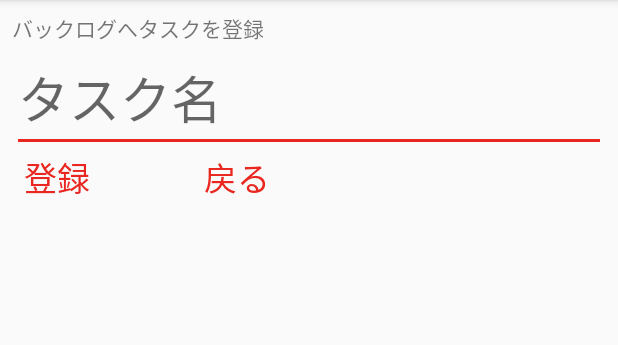
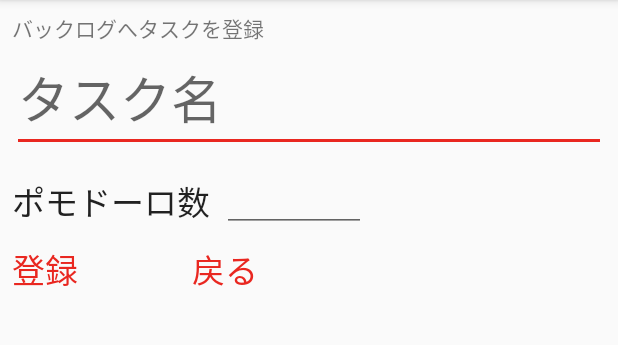
Before and after one commit to mochoi999/Pomer, an Android app: the RegisterEditTaskActivity screen opened directly, with no data from a screen before it, on a phone screen of 412 x 824 dp, the part 84-429 px from its top. Run offline under Robolectric (Android 15) with nearby library versions, the phone set to English and light mode, and no system bars; our stand-ins replace data binding; libraries missing offline, so code that uses them is left out: io.realm, io.realm.annotations; 4 statements that could not run were skipped.

```diff
--- a/app/src/main/AndroidManifest.xml
+++ b/app/src/main/AndroidManifest.xml
@@ -27,6 +27,8 @@
             android:screenOrientation="portrait"/>
         <activity android:name="com.mochoi.pomer.view.BacklogActivity"
             android:screenOrientation="portrait"/>
+        <activity android:name=".view.TimerActivity"
+            android:screenOrientation="portrait"/>
     </application>
 
 </manifest>
--- a/app/src/main/java/com/mochoi/pomer/model/FindTaskService.java
+++ b/app/src/main/java/com/mochoi/pomer/model/FindTaskService.java
@@ -32,12 +32,14 @@ public class FindTaskService {
     }
 
     public Task findById(long id){
+        //FIXME 詰め直ししたくない
         Task results = realm.where(Task.class)
                 .equalTo("id", id)
                 .findFirst();
         Task task = new Task();
         task.id = id;
         task.taskName = results.taskName;
+        task.forecastPomo = results.forecastPomo;
         return task;
     }
 
--- a/app/src/main/java/com/mochoi/pomer/model/RegisterModTaskService.java
+++ b/app/src/main/java/com/mochoi/pomer/model/RegisterModTaskService.java
@@ -1,4 +1,6 @@
 package com.mochoi.pomer.model;
+
+import android.util.Log;
 
 import io.realm.Realm;
 import io.realm.RealmResults;
@@ -38,6 +40,7 @@ public class RegisterModTaskService {
         realm.beginTransaction();
         Task result = realm.where(Task.class).equalTo("id", task.id).findFirst();
         result.taskName = task.taskName;
+        result.forecastPomo = task.forecastPomo;
         realm.commitTransaction();
     }
 
--- a/app/src/main/java/com/mochoi/pomer/model/Task.java
+++ b/app/src/main/java/com/mochoi/pomer/model/Task.java
@@ -14,4 +14,5 @@ public class Task extends RealmObject {
     public int taskKind = TaskKind.BackLog.getValue();
     public boolean isWorking = false;
     public boolean isFinished = false;
+    public String forecastPomo = "";
 }
--- a/app/src/main/java/com/mochoi/pomer/view/BacklogTaskRecyclerViewAdapter.java
+++ b/app/src/main/java/com/mochoi/pomer/view/BacklogTaskRecyclerViewAdapter.java
@@ -85,7 +85,7 @@ public class BacklogTaskRecyclerViewAdapter extends RecyclerView.Adapter<Backlog
                                 public void onClick(DialogInterface dialog, int id) {
                                     vm.removeTask(binding.getItem().task.get().id);
                                     activity.showNotification("削除しました");
-                                    vm.setUpTaskList();
+                                    vm.refreshTaskList();
                                 }
                             });
                     builder.show();
--- a/app/src/main/java/com/mochoi/pomer/viewmodel/BacklogVM.java
+++ b/app/src/main/java/com/mochoi/pomer/viewmodel/BacklogVM.java
@@ -17,7 +17,7 @@ import java.util.List;
 public class BacklogVM {
     public final ObservableField<List<BacklogItemVM>> items = new ObservableField<>();
 
-    public void setUpTaskList(){
+    public void refreshTaskList(){
         List<Task> tasks = new FindTaskService().findBacklogList();
         List<BacklogItemVM> items = new ArrayList<>();
         for (Task t : tasks){
--- a/app/src/main/java/com/mochoi/pomer/viewmodel/RegisterEditTaskVM.java
+++ b/app/src/main/java/com/mochoi/pomer/viewmodel/RegisterEditTaskVM.java
@@ -2,6 +2,7 @@ package com.mochoi.pomer.viewmodel;
 
 import android.databinding.ObservableBoolean;
 import android.databinding.ObservableField;
+import android.util.Log;
 
 import com.mochoi.pomer.model.FindTaskService;
 import com.mochoi.pomer.model.Task;
--- a/app/src/main/java/com/mochoi/pomer/viewmodel/TodolistVM.java
+++ b/app/src/main/java/com/mochoi/pomer/viewmodel/TodolistVM.java
@@ -17,7 +17,7 @@ import java.util.List;
 public class TodolistVM {
     public final ObservableField<List<TodolistItemVM>> items = new ObservableField<>();
 
-    public void setUpTaskList(){
+    public void refreshTaskList(){
         List<Task> tasks = new FindTaskService().findTodoList();
         List<TodolistItemVM> items = new ArrayList<>();
         for (Task t : tasks){
--- a/app/src/main/res/layout/registeredit_task.xml
+++ b/app/src/main/res/layout/registeredit_task.xml
@@ -37,35 +37,51 @@
             android:textAppearance="@style/TextAppearance.AppCompat.Display1"
             app:layout_constraintEnd_toEndOf="parent"
             app:layout_constraintStart_toStartOf="@+id/textView3"
-            app:layout_constraintTop_toBottomOf="@+id/textView3" />
+            app:layout_constraintTop_toBottomOf="@+id/textView3" >
+        </EditText>
+
+        <EditText
+            android:id="@+id/pomo_cnt"
+            android:layout_width="96dp"
+            android:layout_height="45dp"
+            android:layout_marginStart="8dp"
+            android:layout_marginTop="8dp"
+            android:ems="10"
+            android:inputType="number"
+            android:text="@={taskVM.task.forecastPomo}"
+            android:textAppearance="@style/TextAppearance.AppCompat.Large"
+            app:layout_constraintStart_toEndOf="@+id/textView5"
+            app:layout_constraintTop_toBottomOf="@+id/task_name" />
 
         <RelativeLayout
             android:id="@+id/frame_layout"
             android:layout_width="wrap_content"
-            android:layout_height="457dp"
-            app:layout_constraintStart_toStartOf="@+id/task_name"
-            app:layout_constraintTop_toBottomOf="@+id/task_name">>
+            android:layout_height="wrap_content"
+            android:layout_marginStart="8dp"
+            android:layout_marginTop="8dp"
+            app:layout_constraintStart_toStartOf="parent"
+            app:layout_constraintTop_toBottomOf="@+id/pomo_cnt">
 
             <TextView
                 android:id="@+id/register_task"
                 android:layout_width="wrap_content"
                 android:layout_height="wrap_content"
-                android:layout_marginStart="8dp"
                 android:onClick="register"
                 android:text="登録"
-                android:visibility="@{(taskVM.isRegisterMode)? View.VISIBLE : View.GONE}"
                 android:textAppearance="@style/TextAppearance.AppCompat.Large"
-                android:textColor="@color/colorAccent" />
+                android:textColor="@color/colorAccent"
+                android:visibility="@{(taskVM.isRegisterMode)? View.VISIBLE : View.GONE}" />
+
             <TextView
                 android:id="@+id/modify_task"
                 android:layout_width="wrap_content"
                 android:layout_height="wrap_content"
-                android:layout_marginStart="8dp"
                 android:onClick="modify"
                 android:text="更新"
-                android:visibility="@{(taskVM.isRegisterMode)? View.GONE : View.VISIBLE}"
                 android:textAppearance="@style/TextAppearance.AppCompat.Large"
-                android:textColor="@color/colorAccent" />
+                android:textColor="@color/colorAccent"
+                android:visibility="@{(taskVM.isRegisterMode)? View.GONE : View.VISIBLE}" />
+
         </RelativeLayout>
 
         <TextView
@@ -80,5 +96,15 @@
             app:layout_constraintStart_toEndOf="@+id/frame_layout"
             app:layout_constraintTop_toTopOf="@+id/frame_layout" />
 
+        <TextView
+            android:id="@+id/textView5"
+            android:layout_width="wrap_content"
+            android:layout_height="wrap_content"
+            android:layout_marginTop="16dp"
+            android:text="ポモドーロ数"
+            android:textAppearance="@style/TextAppearance.AppCompat.Large"
+            app:layout_constraintStart_toStartOf="@+id/task_name"
+            app:layout_constraintTop_toBottomOf="@+id/task_name" />
+
     </android.support.constraint.ConstraintLayout>
 </layout>
--- a/app/src/main/res/layout/todolist_main.xml
+++ b/app/src/main/res/layout/todolist_main.xml
@@ -40,10 +40,14 @@
                 android:layout_height="wrap_content"
                 android:layout_below="@+id/move_backlog"
                 android:layout_alignParentStart="true"
+                android:layout_alignParentEnd="true"
                 android:layout_marginStart="8dp"
                 android:layout_marginTop="8dp"
+                android:layout_marginEnd="8dp"
+                android:gravity="center_horizontal"
                 android:text="今日のTODO"
-                android:textAppearance="@style/TextAppearance.AppCompat.Title" />
+                android:textAppearance="@style/TextAppearance.AppCompat.Display1"
+                android:textColor="@color/colorAccent" />
 
             <android.support.v7.widget.RecyclerView
                 android:id="@+id/recycler"
```
Also changed, not shown: app/src/main/java/com/mochoi/pomer/view/BacklogActivity.java (+3 -5 lines), app/src/main/java/com/mochoi/pomer/view/RegisterEditTaskActivity.java (+14 -1 lines), app/src/main/java/com/mochoi/pomer/view/TimerActivity.java (added, +78 -0 lines), app/src/main/java/com/mochoi/pomer/view/TodoListActivity.java (+25 -8 lines), app/src/main/java/com/mochoi/pomer/viewmodel/TimerVM.java (added, +25 -0 lines), app/src/main/res/layout/timer_main.xml (added, +72 -0 lines), 2 other files.
